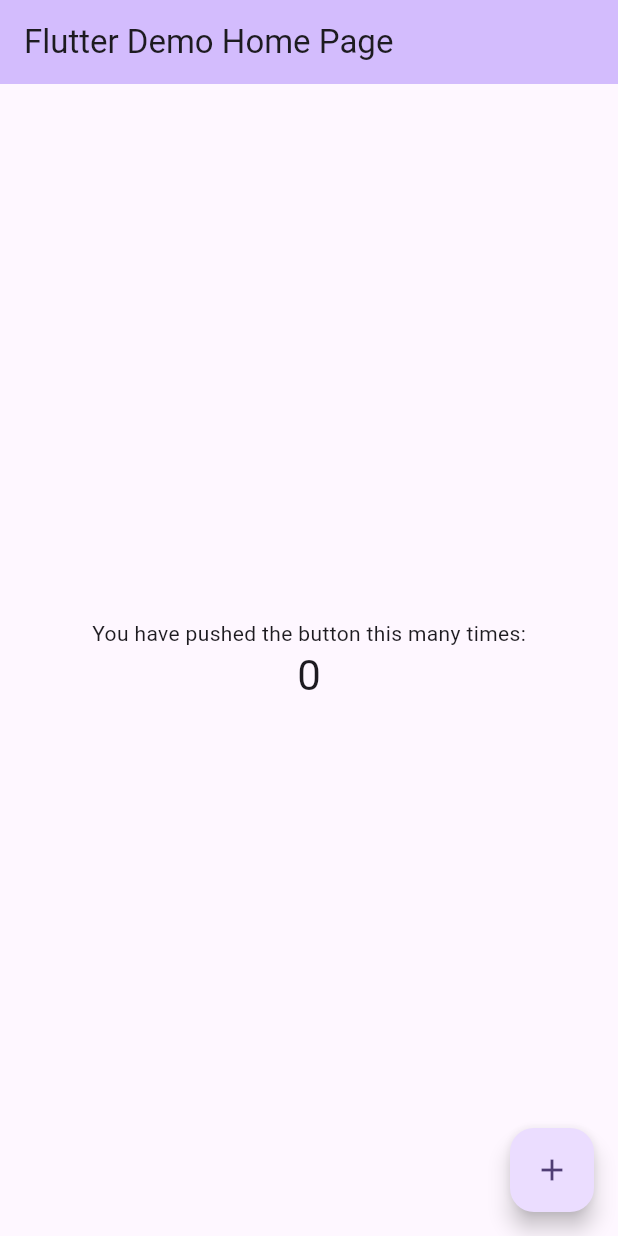
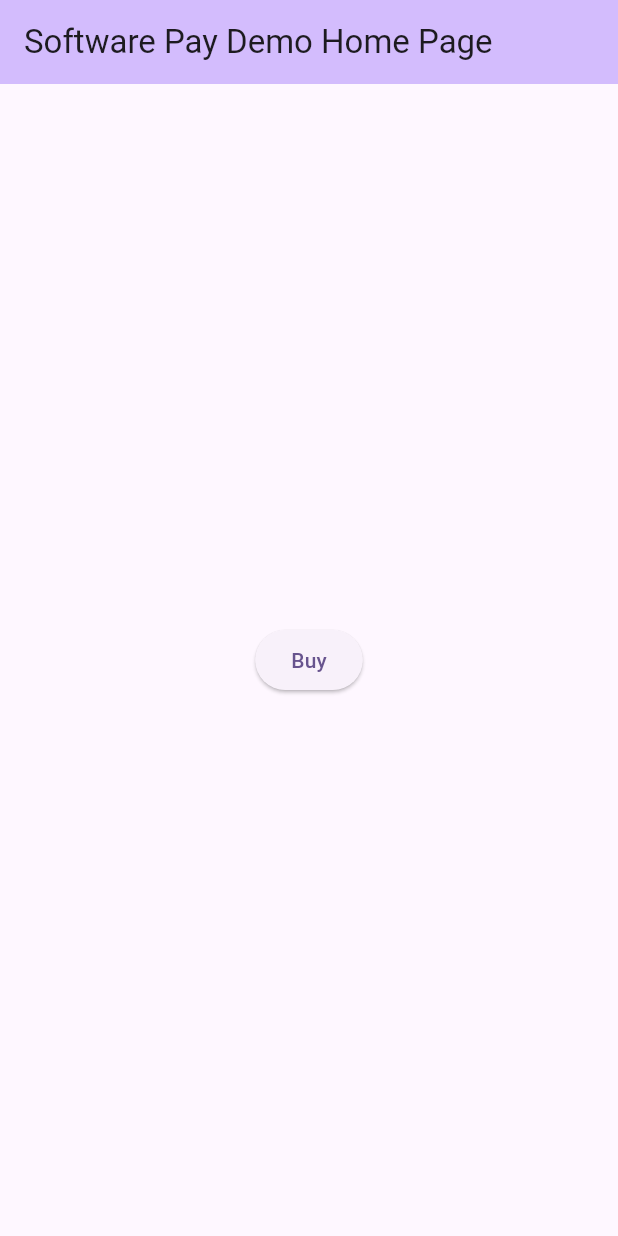
Before and after one commit to SoftwareSavants/moosyl_flutter, a Flutter app: the screen it shows after launch, on a phone screen of 412 x 824 dp. Run offline on Flutter 3.47's test engine with Material 3 defaults, Android fonts, the phone set to English and light mode, and no system bars; our stand-ins replace flutter_hooks.

Commit message:
add example

```diff
--- a/example/lib/main.dart
+++ b/example/lib/main.dart
@@ -1,4 +1,5 @@
 import 'package:flutter/material.dart';
+import 'package:software_pay/software_pay.dart';
 
 void main() {
   runApp(const MyApp());
@@ -11,7 +12,7 @@ class MyApp extends StatelessWidget {
   @override
   Widget build(BuildContext context) {
     return MaterialApp(
-      title: 'Flutter Demo',
+      title: 'Software Pay Demo',
       theme: ThemeData(
         // This is the theme of your application.
         //
@@ -31,7 +32,7 @@ class MyApp extends StatelessWidget {
         colorScheme: ColorScheme.fromSeed(seedColor: Colors.deepPurple),
         useMaterial3: true,
       ),
-      home: const MyHomePage(title: 'Flutter Demo Home Page'),
+      home: const MyHomePage(title: 'Software Pay Demo Home Page'),
     );
   }
 }
@@ -55,19 +56,6 @@ class MyHomePage extends StatefulWidget {
 }
 
 class _MyHomePageState extends State<MyHomePage> {
-  int _counter = 0;
-
-  void _incrementCounter() {
-    setState(() {
-      // This call to setState tells the Flutter framework that something has
-      // changed in this State, which causes it to rerun the build method below
-      // so that the display can reflect the updated values. If we changed
-      // _counter without calling setState(), then the build method would not be
-      // called again, and so nothing would appear to happen.
-      _counter++;
-    });
-  }
-
   @override
   Widget build(BuildContext context) {
     // This method is rerun every time setState is called, for instance as done
@@ -105,21 +93,44 @@ class _MyHomePageState extends State<MyHomePage> {
           // wireframe for each widget.
           mainAxisAlignment: MainAxisAlignment.center,
           children: <Widget>[
-            const Text(
-              'You have pushed the button this many times:',
-            ),
-            Text(
-              '$_counter',
-              style: Theme.of(context).textTheme.headlineMedium,
+            SoftwarePay(
+              apiKey: '',
+              operationId: '',
+              organizationLogo: const Icon(Icons.payment),
+              customHandlers: {
+                PaymentMethodTypes.masrivi: () {
+                  print('masrivi');
+                },
+                PaymentMethodTypes.bankily: () {
+                  print('bankily');
+                },
+                PaymentMethodTypes.sedad: () {
+                  print('sedad');
+                },
+                PaymentMethodTypes.bimBank: () {
+                  print('bimBank');
+                },
+                PaymentMethodTypes.amanty: () {
+                  print('amanty');
+                },
+                PaymentMethodTypes.bCIpay: () {
+                  print('bCIpay');
+                },
+              },
+              customIcons: const {},
+              inputBuilder: (onCall) {
+                return ElevatedButton(
+                  onPressed: onCall,
+                  child: const Text('Buy'),
+                );
+              },
+              onPaymentSuccess: () {
+                print('object');
+              },
             ),
           ],
         ),
       ),
-      floatingActionButton: FloatingActionButton(
-        onPressed: _incrementCounter,
-        tooltip: 'Increment',
-        child: const Icon(Icons.add),
-      ), // This trailing comma makes auto-formatting nicer for build methods.
     );
   }
 }
--- a/lib/software_pay.dart
+++ b/lib/software_pay.dart
@@ -1 +1,2 @@
 export 'src/payment_methods/pages/payment_methods.dart';
+export '/src/payment_methods/models/payment_method_model.dart';
```
Also changed, not shown: example/pubspec.yaml (+4 -4 lines), example/pubspec.lock, 13 other files.
